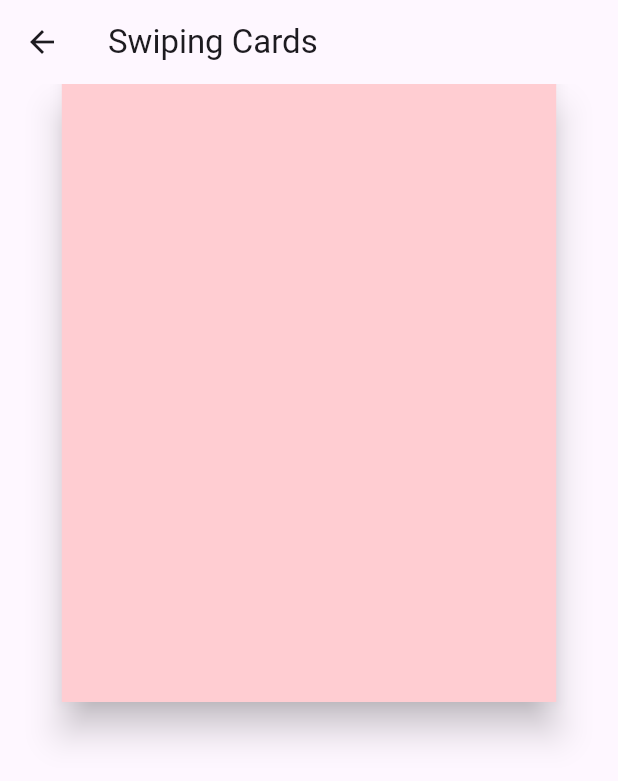
After one commit to thinkingGorilla/flutter_animation_masterclass, a Flutter app: the screen it shows after launch, after a tap on "Swiping Cards", on a phone screen of 412 x 824 dp. The commit adds this screen. Shown: the top 781 px of the screen. Run offline on Flutter 3.47's test engine with Material 3 defaults, Android fonts, the phone set to English and light mode, and no system bars.

Commit message:
SwipingCards 구현 첫번째
- Transform.translate API 학습 및 제스처에 의한 X축 애니메이션 구현

```diff
--- a/lib/screens/menu_screen.dart
+++ b/lib/screens/menu_screen.dart
@@ -1,6 +1,7 @@
 import 'package:flutter/material.dart';
 import 'package:flutter_animations_masterclass/screens/apple_watch_screen.dart';
 import 'package:flutter_animations_masterclass/screens/explicit_animations_screen.dart';
+import 'package:flutter_animations_masterclass/screens/swiping_cards_screen.dart';
 
 import 'implicit_animations_screen.dart';
 
@@ -29,6 +30,10 @@ class MenuScreen extends StatelessWidget {
               onPressed: () => _goToPage(context, const AppleWatchScreen()),
               child: const Text('Apple Watch'),
             ),
+            ElevatedButton(
+              onPressed: () => _goToPage(context, const SwipingCardsScreen()),
+              child: const Text('Swiping Cards'),
+            ),
           ],
         ),
       ),
--- /dev/null
+++ b/lib/screens/swiping_cards_screen.dart
@@ -0,0 +1,64 @@
+import 'package:flutter/material.dart';
+
+class SwipingCardsScreen extends StatefulWidget {
+  const SwipingCardsScreen({super.key});
+
+  @override
+  State<SwipingCardsScreen> createState() => _SwipingCardsScreenState();
+}
+
+class _SwipingCardsScreenState extends State<SwipingCardsScreen> with SingleTickerProviderStateMixin {
+  late Size _size;
+
+  late final AnimationController _position = AnimationController.unbounded(
+    vsync: this,
+    duration: const Duration(milliseconds: 300),
+    value: 0,
+  );
+
+  void _onHorizontalDragUpdate(DragUpdateDetails details) => _position.value += details.delta.dx;
+
+  void _onHorizontalDragEnd(DragEndDetails details) => _position.animateTo(0, curve: Curves.bounceOut);
+
+  @override
+  void dispose() {
+    _position.dispose();
+    super.dispose();
+  }
+
+  @override
+  Widget build(BuildContext context) {
+    _size = MediaQuery.of(context).size;
+
+    return Scaffold(
+      appBar: AppBar(title: const Text('Swiping Cards')),
+      body: AnimatedBuilder(
+        animation: _position,
+        builder: (context, child) {
+          return Stack(
+            children: [
+              Align(
+                alignment: Alignment.topCenter,
+                child: GestureDetector(
+                  onHorizontalDragUpdate: _onHorizontalDragUpdate,
+                  onHorizontalDragEnd: _onHorizontalDragEnd,
+                  child: Transform.translate(
+                    offset: Offset(_position.value, 0),
+                    child: Material(
+                      elevation: 10,
+                      color: Colors.red.shade100,
+                      child: SizedBox(
+                        width: _size.width * .8,
+                        height: _size.height * .5,
+                      ),
+                    ),
+                  ),
+                ),
+              )
+            ],
+          );
+        },
+      ),
+    );
+  }
+}
```
